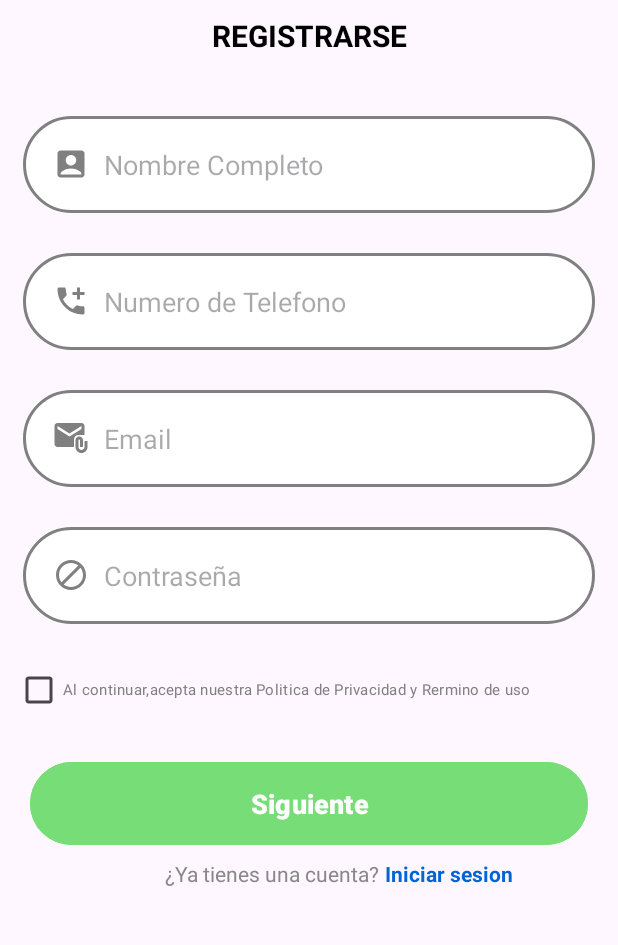
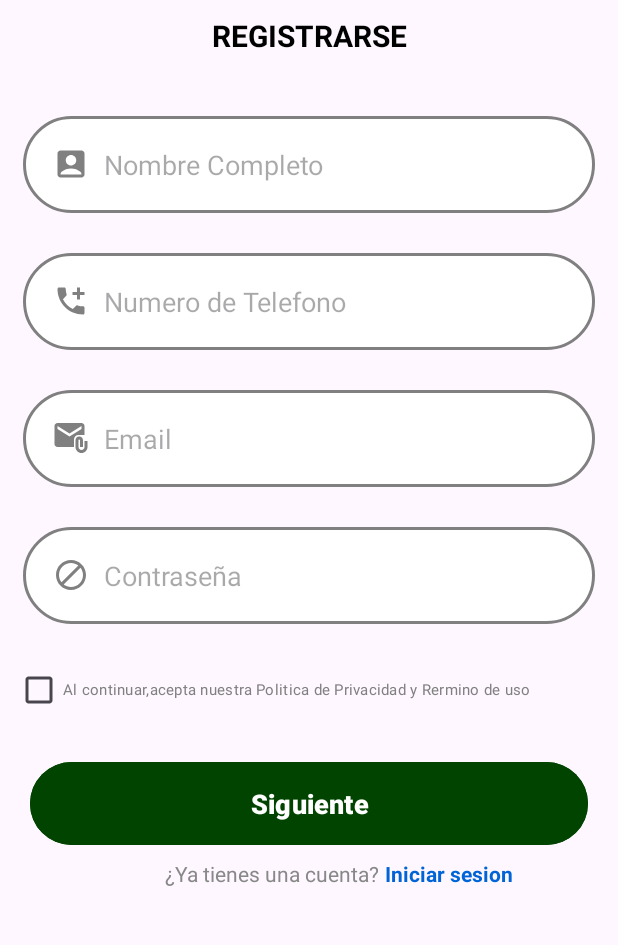
Before and after one commit to Angel96102/ProyectoGrupal, an Android app: the screen it shows after launch (MainActivity), on a phone screen of 412 x 824 dp, the part 225-1170 px from its top. Run offline under Robolectric (Android 15) with nearby library versions, the phone set to English and light mode, and no system bars.

Commit message:
5 cambio

```diff
--- a/app/src/main/res/values/colors.xml
+++ b/app/src/main/res/values/colors.xml
@@ -3,5 +3,5 @@
     <color name="black">#FF000000</color>
     <color name="white">#FFFFFFFF</color>
     <color name="grismedio">#808080</color>
-    <color name="verde">#77dd77</color>
+    <color name="verde">#004400</color>
 </resources>
```
